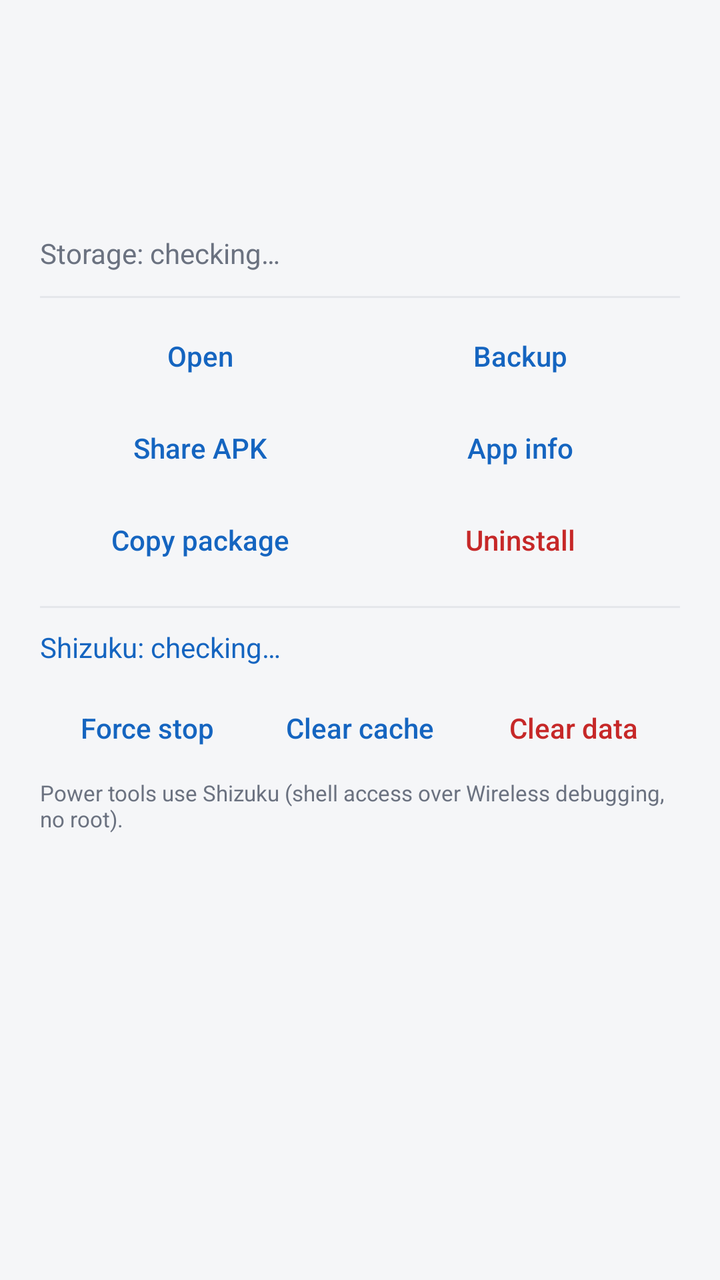
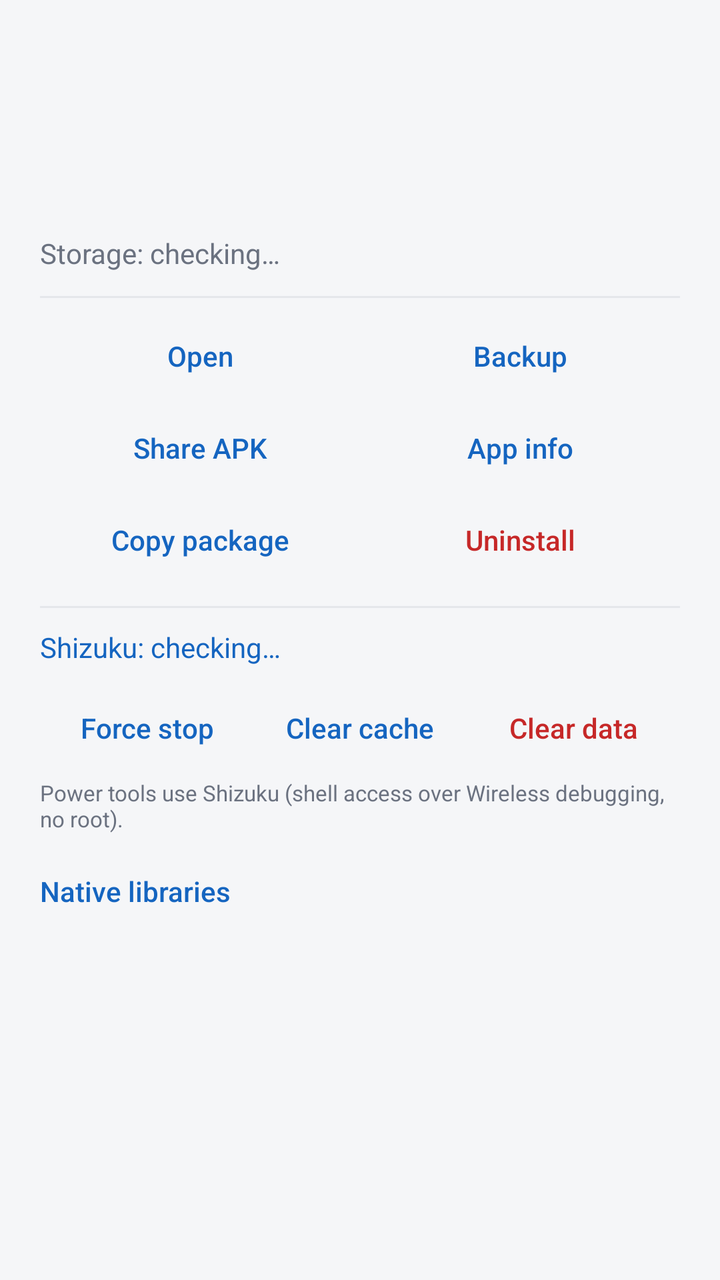

The first picture is an Android layout as it rendered before a commit; the second is the same layout after the commit. The layout source and the unified diff follow.
<!-- AndroidManifest.xml: application theme AppTheme -->
<!-- res/layout/dialog_details.xml -->
<?xml version="1.0" encoding="utf-8"?>
<ScrollView xmlns:android="http://schemas.android.com/apk/res/android"
    android:layout_width="match_parent"
    android:layout_height="wrap_content">

    <LinearLayout
        android:layout_width="match_parent"
        android:layout_height="wrap_content"
        android:orientation="vertical"
        android:paddingStart="20dp"
        android:paddingEnd="20dp"
        android:paddingTop="18dp"
        android:paddingBottom="8dp">

        <LinearLayout
            android:layout_width="match_parent"
            android:layout_height="wrap_content"
            android:gravity="center_vertical"
            android:orientation="horizontal">

            <ImageView
                android:id="@+id/d_icon"
                android:layout_width="56dp"
                android:layout_height="56dp"
                android:contentDescription="App icon" />

            <LinearLayout
                android:layout_width="0dp"
                android:layout_height="wrap_content"
                android:layout_marginStart="14dp"
                android:layout_weight="1"
                android:orientation="vertical">

                <TextView
                    android:id="@+id/d_name"
                    android:layout_width="match_parent"
                    android:layout_height="wrap_content"
                    android:ellipsize="end"
                    android:maxLines="1"
                    android:textColor="@color/text_primary"
                    android:textSize="20sp"
                    android:textStyle="bold" />

                <TextView
                    android:id="@+id/d_pkg"
                    android:layout_width="match_parent"
                    android:layout_height="wrap_content"
                    android:layout_marginTop="2dp"
                    android:ellipsize="end"
                    android:maxLines="1"
                    android:textColor="@color/text_secondary"
                    android:textSize="13sp" />
            </LinearLayout>
        </LinearLayout>

        <TextView
            android:id="@+id/d_info"
            android:layout_width="match_parent"
            android:layout_height="wrap_content"
            android:layout_marginTop="14dp"
            android:lineSpacingExtra="3dp"
            android:textColor="@color/text_primary"
            android:textSize="14sp" />

        <TextView
            android:id="@+id/d_sizes"
            android:layout_width="match_parent"
            android:layout_height="wrap_content"
            android:layout_marginTop="10dp"
            android:lineSpacingExtra="3dp"
            android:text="Storage: checking…"
            android:textColor="@color/text_secondary"
            android:textSize="14sp" />

        <Button
            android:id="@+id/d_usage_access"
            android:layout_width="match_parent"
            android:layout_height="42dp"
            android:layout_marginTop="4dp"
            android:background="?android:attr/selectableItemBackground"
            android:gravity="start|center_vertical"
            android:paddingStart="0dp"
            android:paddingEnd="0dp"
            android:text="Enable usage access to see data &amp; cache sizes"
            android:textAllCaps="false"
            android:textColor="@color/primary"
            android:textSize="13sp"
            android:visibility="gone" />

        <View
            android:layout_width="match_parent"
            android:layout_height="1dp"
            android:layout_marginTop="12dp"
            android:layout_marginBottom="6dp"
            android:background="@color/divider" />

        <LinearLayout
            android:layout_width="match_parent"
            android:layout_height="wrap_content"
            android:orientation="horizontal">

            <Button
                android:id="@+id/d_open"
                android:layout_width="0dp"
                android:layout_height="46dp"
                android:layout_weight="1"
                android:background="?android:attr/selectableItemBackground"
                android:minWidth="0dp"
                android:text="Open"
                android:textAllCaps="false"
                android:textColor="@color/primary" />

            <Button
                android:id="@+id/d_backup"
                android:layout_width="0dp"
                android:layout_height="46dp"
                android:layout_weight="1"
                android:background="?android:attr/selectableItemBackground"
                android:minWidth="0dp"
                android:text="Backup"
                android:textAllCaps="false"
                android:textColor="@color/primary" />
        </LinearLayout>

        <LinearLayout
            android:layout_width="match_parent"
            android:layout_height="wrap_content"
            android:orientation="horizontal">

            <Button
                android:id="@+id/d_share"
                android:layout_width="0dp"
                android:layout_height="46dp"
                android:layout_weight="1"
                android:background="?android:attr/selectableItemBackground"
                android:minWidth="0dp"
                android:text="Share APK"
                android:textAllCaps="false"
                android:textColor="@color/primary" />

            <Button
                android:id="@+id/d_appinfo"
                android:layout_width="0dp"
                android:layout_height="46dp"
                android:layout_weight="1"
                android:background="?android:attr/selectableItemBackground"
                android:minWidth="0dp"
                android:text="App info"
                android:textAllCaps="false"
                android:textColor="@color/primary" />
        </LinearLayout>

        <LinearLayout
            android:layout_width="match_parent"
            android:layout_height="wrap_content"
            android:orientation="horizontal">

            <Button
                android:id="@+id/d_copy"
                android:layout_width="0dp"
                android:layout_height="46dp"
                android:layout_weight="1"
                android:background="?android:attr/selectableItemBackground"
                android:minWidth="0dp"
                android:text="Copy package"
                android:textAllCaps="false"
                android:textColor="@color/primary" />

            <Button
                android:id="@+id/d_uninstall"
                android:layout_width="0dp"
                android:layout_height="46dp"
                android:layout_weight="1"
                android:background="?android:attr/selectableItemBackground"
                android:minWidth="0dp"
                android:text="Uninstall"
                android:textAllCaps="false"
                android:textColor="#C62828" />
        </LinearLayout>
        <View
            android:layout_width="match_parent"
            android:layout_height="1dp"
            android:layout_marginTop="10dp"
            android:layout_marginBottom="2dp"
            android:background="@color/divider" />

        <TextView
            android:id="@+id/d_shizuku_status"
            android:layout_width="match_parent"
            android:layout_height="wrap_content"
            android:background="?android:attr/selectableItemBackground"
            android:clickable="true"
            android:focusable="true"
            android:paddingTop="8dp"
            android:paddingBottom="8dp"
            android:text="Shizuku: checking…"
            android:textColor="@color/primary"
            android:textSize="14sp" />

        <LinearLayout
            android:layout_width="match_parent"
            android:layout_height="wrap_content"
            android:orientation="horizontal">

            <Button
                android:id="@+id/d_force_stop"
                android:layout_width="0dp"
                android:layout_height="46dp"
                android:layout_weight="1"
                android:background="?android:attr/selectableItemBackground"
                android:minWidth="0dp"
                android:paddingStart="2dp"
                android:paddingEnd="2dp"
                android:text="Force stop"
                android:textAllCaps="false"
                android:textColor="@color/primary"
                android:textSize="14sp" />

            <Button
                android:id="@+id/d_clear_cache"
                android:layout_width="0dp"
                android:layout_height="46dp"
                android:layout_weight="1"
                android:background="?android:attr/selectableItemBackground"
                android:minWidth="0dp"
                android:paddingStart="2dp"
                android:paddingEnd="2dp"
                android:text="Clear cache"
                android:textAllCaps="false"
                android:textColor="@color/primary"
                android:textSize="14sp" />

            <Button
                android:id="@+id/d_clear_data"
                android:layout_width="0dp"
                android:layout_height="46dp"
                android:layout_weight="1"
                android:background="?android:attr/selectableItemBackground"
                android:minWidth="0dp"
                android:paddingStart="2dp"
                android:paddingEnd="2dp"
                android:text="Clear data"
                android:textAllCaps="false"
                android:textColor="#C62828"
                android:textSize="14sp" />
        </LinearLayout>

        <TextView
            android:layout_width="match_parent"
            android:layout_height="wrap_content"
            android:paddingTop="2dp"
            android:paddingBottom="6dp"
            android:text="Power tools use Shizuku (shell access over Wireless debugging, no root)."
            android:textColor="@color/text_secondary"
            android:textSize="11sp" />
    </LinearLayout>
</ScrollView>
<!-- resources referenced by this layout -->
<resources>
  <color name="divider">#E5E7EB</color>
  <color name="primary">#1565C0</color>
  <color name="text_primary">#1A1A1A</color>
  <color name="text_secondary">#6B7280</color>
  <style name="AppTheme" parent="@android:style/Theme.Material.Light.NoActionBar">
          <item name="android:colorPrimary">@color/primary</item>
          <item name="android:colorPrimaryDark">@color/primary_dark</item>
          <item name="android:colorAccent">@color/primary</item>
          <item name="android:windowBackground">@color/bg</item>
          <item name="android:statusBarColor">@color/primary_dark</item>
          <item name="android:navigationBarColor">@color/bg</item>
          <item name="android:windowLightNavigationBar">true</item>
      </style>
  <color name="primary_dark">#0D47A1</color>
  <color name="bg">#F5F6F8</color>
</resources>

<!-- the commit's change to res/layout/dialog_details.xml (unified diff, before → after) -->
@@ -253,5 +253,19 @@
             android:text="Power tools use Shizuku (shell access over Wireless debugging, no root)."
             android:textColor="@color/text_secondary"
             android:textSize="11sp" />
+
+        <Button
+            android:id="@+id/d_libs"
+            android:layout_width="match_parent"
+            android:layout_height="46dp"
+            android:background="?android:attr/selectableItemBackground"
+            android:gravity="start|center_vertical"
+            android:minWidth="0dp"
+            android:paddingStart="0dp"
+            android:paddingEnd="0dp"
+            android:text="Native libraries"
+            android:textAllCaps="false"
+            android:textColor="@color/primary"
+            android:textSize="14sp" />
     </LinearLayout>
 </ScrollView>
